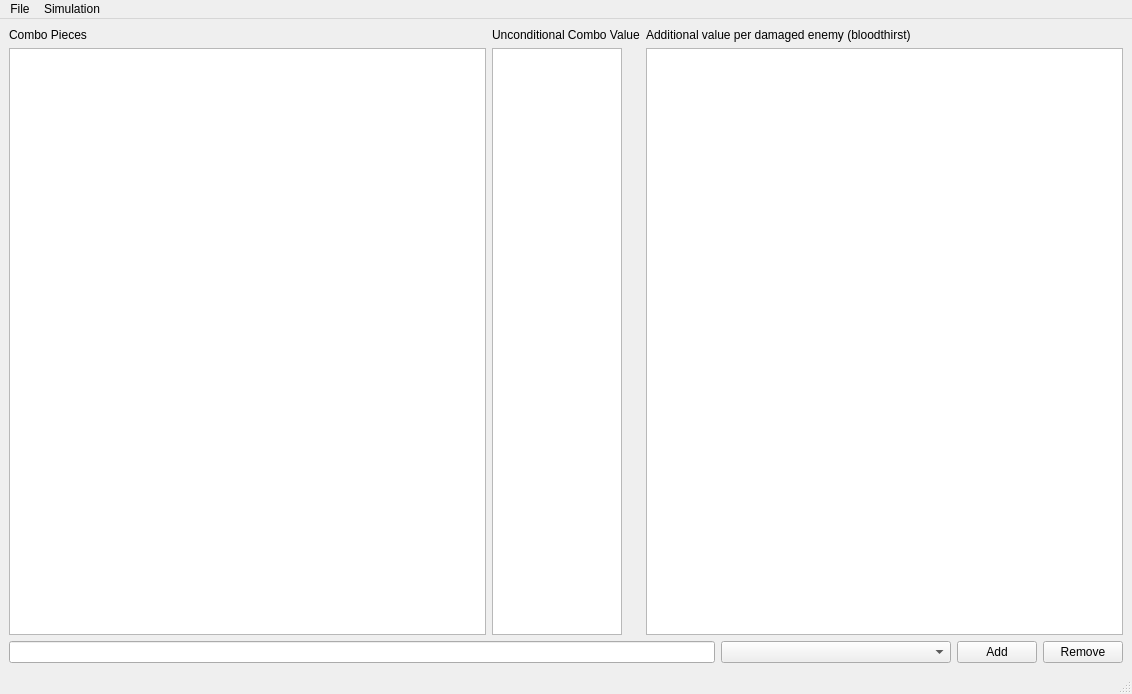
This is comboeditorwindow.ui in Inexorably/gwentCalc as Qt 5 draws it before an edit. The edited form follows.
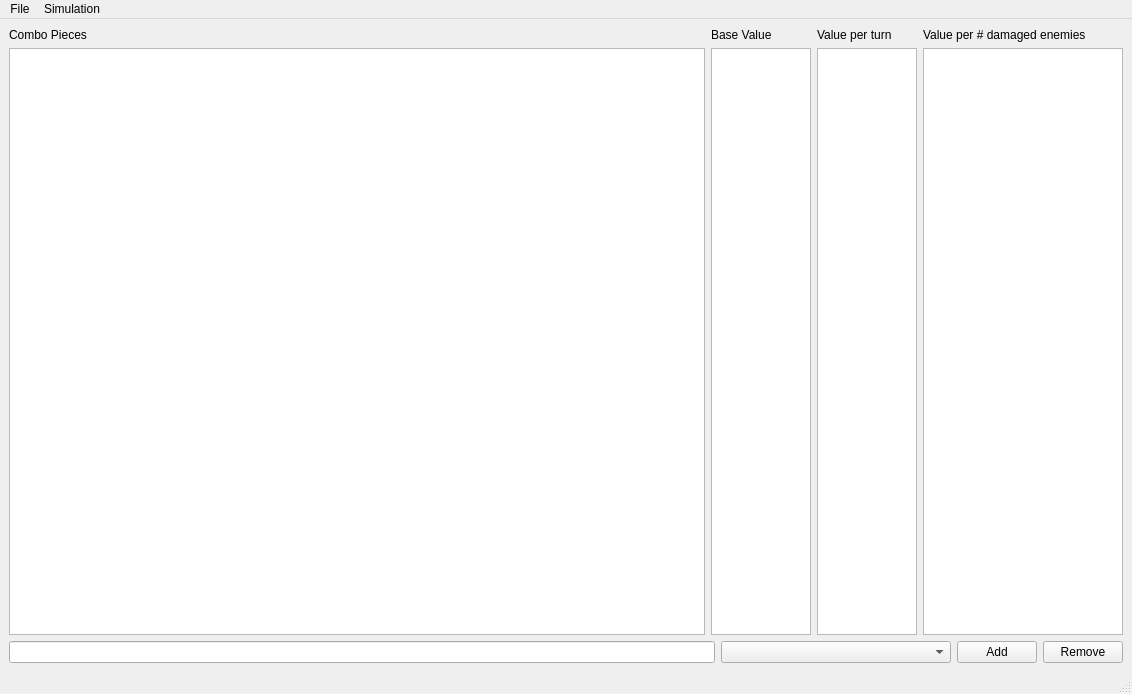
This is the edited form.

Commit message: Front end for value per turn

What changed in the file:
```diff
--- a/comboeditorwindow.ui
+++ b/comboeditorwindow.ui
@@ -15,6 +15,23 @@
   </property>
   <widget class="QWidget" name="centralwidget">
    <layout class="QGridLayout" name="gridLayout">
+    <item row="0" column="3">
+     <widget class="QLabel" name="label">
+      <property name="text">
+       <string>Value per # damaged enemies</string>
+      </property>
+     </widget>
+    </item>
+    <item row="1" column="3">
+     <widget class="QTableWidget" name="damagedTableWidget">
+      <property name="maximumSize">
+       <size>
+        <width>200</width>
+        <height>16777215</height>
+       </size>
+      </property>
+     </widget>
+    </item>
     <item row="1" column="0">
      <widget class="QTableWidget" name="comboTableWidget"/>
     </item>
@@ -22,7 +39,7 @@
      <widget class="QTableWidget" name="valueTableWidget">
       <property name="maximumSize">
        <size>
-        <width>130</width>
+        <width>100</width>
         <height>16777215</height>
        </size>
       </property>
@@ -38,14 +55,11 @@
     <item row="0" column="1">
      <widget class="QLabel" name="comboValueLabel">
       <property name="text">
-       <string>Unconditional Combo Value</string>
+       <string>Base Value</string>
       </property>
      </widget>
     </item>
-    <item row="1" column="2">
-     <widget class="QTableWidget" name="damagedTableWidget"/>
-    </item>
-    <item row="2" column="0" colspan="3">
+    <item row="2" column="0" colspan="4">
      <layout class="QHBoxLayout" name="horizontalLayout_3">
       <item>
        <widget class="QLineEdit" name="cardSelectionLineEdit"/>
@@ -80,10 +94,20 @@
       </item>
      </layout>
     </item>
+    <item row="1" column="2">
+     <widget class="QTableWidget" name="valuePerTurnTableWidget">
+      <property name="maximumSize">
+       <size>
+        <width>100</width>
+        <height>16777215</height>
+       </size>
+      </property>
+     </widget>
+    </item>
     <item row="0" column="2">
-     <widget class="QLabel" name="label">
+     <widget class="QLabel" name="label_2">
       <property name="text">
-       <string>Additional value per damaged enemy (bloodthirst)</string>
+       <string>Value per turn</string>
       </property>
      </widget>
     </item>
```
The commit also changes 3 other files.
